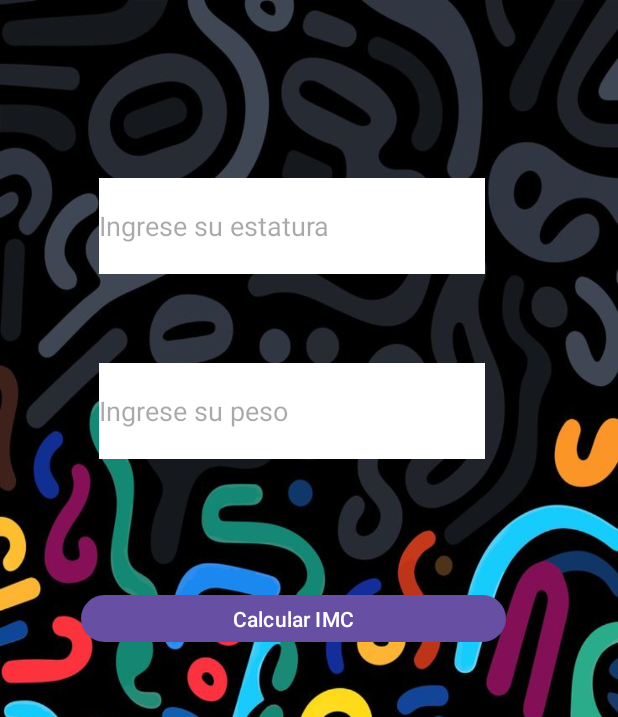
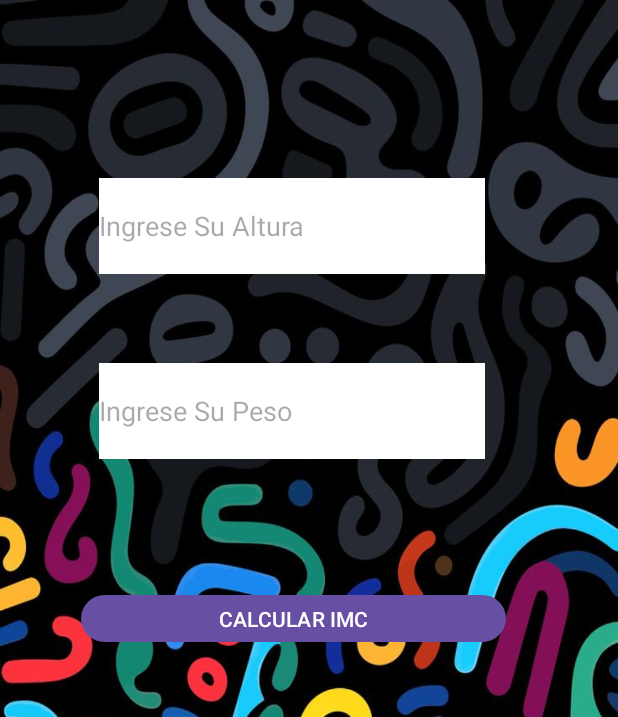
Before and after one commit to FernandoGuevaraD/AndroidStudio, an Android app: the MainActivity screen opened directly, with no data from a screen before it, on a phone screen of 412 x 824 dp. Shown: the top 717 px of the screen. Run offline under Robolectric (Android 15) with nearby library versions, the phone set to English and light mode, and no system bars.

Commit message:
Traduccion_Completa

```diff
--- a/app/src/main/java/com/example/myfirstproject/IMCDatabaseHelper.kt
+++ b/app/src/main/java/com/example/myfirstproject/IMCDatabaseHelper.kt
@@ -98,7 +98,8 @@ class IMCDatabaseHelper(context: Context) :
                 val estado = cursor.getString(cursor.getColumnIndexOrThrow("estado"))
                 val usuario = cursor.getString(cursor.getColumnIndexOrThrow("usuario"))
 
-                lista.add("Usuario: $usuario\n$fecha $hora\nIMC: %.2f - $estado".format(imc))
+                lista.add("User: $usuario\n$fecha $hora\nIMC: %.2f - $estado".format(imc))
+
             } while (cursor.moveToNext())
         }
         cursor.close()
--- a/app/src/main/java/com/example/myfirstproject/RegistrarUsuarioActivity.kt
+++ b/app/src/main/java/com/example/myfirstproject/RegistrarUsuarioActivity.kt
@@ -22,13 +22,13 @@ class RegistrarUsuarioActivity : AppCompatActivity() {
             val nombre = editNombre.text.toString().trim()
             if (nombre.isNotEmpty()) {
                 dbHelper.guardarUsuario(nombre)
-                Toast.makeText(this, "Usuario guardado", Toast.LENGTH_SHORT).show()
+                Toast.makeText(this, getString(R.string.Usuarioguardado), Toast.LENGTH_SHORT).show()
 
                 val intent = Intent(this, MainActivity::class.java)
                 startActivity(intent)
                 finish()
             } else {
-                Toast.makeText(this, "Ingrese un nombre", Toast.LENGTH_SHORT).show()
+                Toast.makeText(this, getString(R.string.nombre) , Toast.LENGTH_SHORT).show()
             }
         }
 
--- a/app/src/main/java/com/example/myfirstproject/SplashActivity.kt
+++ b/app/src/main/java/com/example/myfirstproject/SplashActivity.kt
@@ -24,6 +24,6 @@ class SplashActivity : AppCompatActivity() {
 
             startActivity(intent)
             finish() // Cierra el Splash para que no regrese al presionar "back"
-        }, 2000) // ← aquí pon 4000 si quieres 4 segundos, ahora tienes 2000 (2 seg)
+        }, 1000) // ← aquí pon 4000 si quieres 4 segundos, ahora tienes 2000 (2 seg)
     }
 }
--- a/app/src/main/res/layout/activity_main.xml
+++ b/app/src/main/res/layout/activity_main.xml
@@ -13,7 +13,7 @@
         android:layout_height="64dp"
         android:background="@color/white"
         android:ems="10"
-        android:hint="Ingrese su estatura"
+        android:hint="@string/altura"
         android:inputType="text"
         android:textColor="@color/black"
         app:layout_constraintBottom_toTopOf="@+id/button"
@@ -29,7 +29,7 @@
         android:layout_height="64dp"
         android:background="@color/white"
         android:ems="10"
-        android:hint="Ingrese su peso"
+        android:hint="@string/peso"
         android:inputType="text"
         android:textColor="@color/black"
         app:layout_constraintBottom_toTopOf="@+id/button"
@@ -43,7 +43,7 @@
         android:id="@+id/button"
         android:layout_width="283dp"
         android:layout_height="39dp"
-        android:text="Calcular IMC"
+        android:text="@string/BotonIMC"
         app:layout_constraintBottom_toBottomOf="parent"
         app:layout_constraintEnd_toEndOf="parent"
         app:layout_constraintHorizontal_bias="0.421"
@@ -56,7 +56,7 @@
         android:layout_height="40dp"
         android:layout_marginTop="100dp"
         android:background="@color/white"
-        android:text="Calculo IMC"
+        android:text="@string/CalculoIMC"
         android:textSize="18sp"
         app:layout_constraintEnd_toEndOf="parent"
         app:layout_constraintHorizontal_bias="0.497"
--- a/app/src/main/res/layout/activity_registrar_usuario.xml
+++ b/app/src/main/res/layout/activity_registrar_usuario.xml
@@ -11,7 +11,7 @@
         android:id="@+id/editNombre"
         android:layout_width="match_parent"
         android:layout_height="wrap_content"
-        android:hint="Ingrese su nombre"
+        android:hint="@string/nombre"
         android:inputType="textPersonName"
         android:padding="10dp"
         android:background="@color/white"
@@ -21,13 +21,13 @@
         android:id="@+id/botonGuardar"
         android:layout_width="match_parent"
         android:layout_height="wrap_content"
-        android:text="Guardar Usuario"
+        android:text="@string/BotonGuaradarUser"
         android:layout_marginTop="20dp"/>
 
     <Button
         android:id="@+id/botonVolver"
         android:layout_width="match_parent"
         android:layout_height="wrap_content"
-        android:text="Volver a Cálculos"
+        android:text="@string/BotonVolverCalculos"
         android:layout_marginTop="10dp"/>
 </LinearLayout>
--- a/app/src/main/res/layout/activity_splash.xml
+++ b/app/src/main/res/layout/activity_splash.xml
@@ -14,7 +14,7 @@
         android:layout_height="wrap_content"
         android:layout_marginTop="24dp"
         android:layout_marginBottom="544dp"
-        android:text="Bienvenido"
+        android:text="@string/Bienvenido"
         android:textColor="@color/white"
         android:textSize="40sp"
         android:textStyle="bold"
--- a/app/src/main/res/values/strings.xml
+++ b/app/src/main/res/values/strings.xml
@@ -1,3 +1,18 @@
 <resources>
     <string name="app_name">MyFirstProject</string>
+    <string name="peso">Ingrese Su Peso</string>
+    <string name="altura">Ingrese Su Altura</string>
+    <string name="nombre">Ingrese Su Nombre</string>
+    <string name="BotonIMC">CALCULAR IMC</string>
+    <string name="BotonGuaradarUser">Guardar Usuario</string>
+    <string name="Bienvenido">Bienvenido</string>
+    <string name="BotonVolverCalculos">Volver a Cálculos</string>
+    <string name="CalculoIMC">Calculo IMC</string>
+    <string name="bajopeso">Bajo Peso</string>
+    <string name="PesoNormal">Peso Normal</string>
+    <string name="SobrePeso">Sobre Peso</string>
+    <string name="Obesidad">Obesidad</string>
+    <string name="Registroguardado">Registro guardado</string>
+    <string name="Porfavor_ingresa_peso_estatura_válidos">Por favor ingresa peso y estatura válidos</string>
+    <string name="Usuarioguardado">Usuario Guardado</string>
 </resources>
```
Also changed, not shown: app/src/main/java/com/example/myfirstproject/MainActivity.kt (+7 -7 lines), 1 other file.
